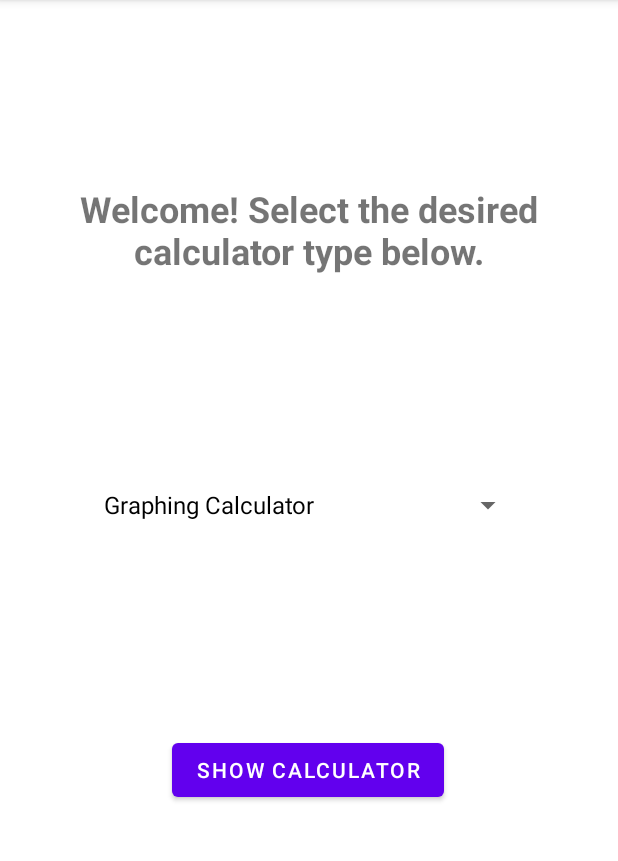
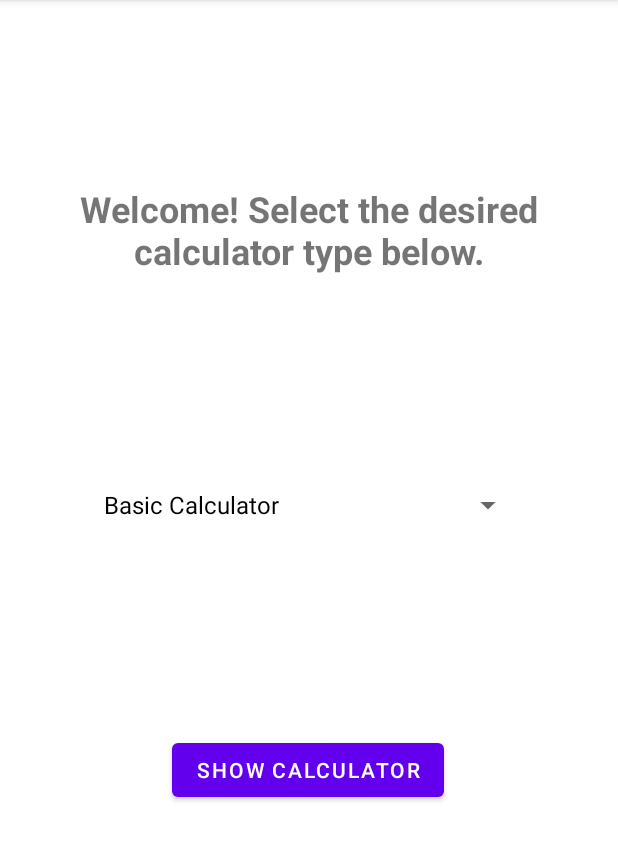
Before and after one commit to GraphiteApp/GraphiteApp, an Android app: the screen it shows after launch (MainActivity), on a phone screen of 412 x 824 dp, the part 84-945 px from its top. Run offline under Robolectric (Android 15) with nearby library versions, the phone set to English and light mode, and no system bars; our stand-ins replace navigation-ui.

Commit message:
Fix non-exam calculators

```diff
--- a/app/src/main/java/com/example/graphite/MainActivity.kt
+++ b/app/src/main/java/com/example/graphite/MainActivity.kt
@@ -63,14 +63,12 @@ class MainActivity : AppCompatActivity() {
     override fun onCreate(savedInstanceState: Bundle?) {
         super.onCreate(savedInstanceState)
 
-        // set allowed calculators to all 3
-        ExamActivity.app.setAllowedCalculators(
-            arrayListOf(
-                mapOf("name" to "Graphing Calculator", "id" to "graphing"),
-                mapOf("name" to "Scientific Calculator", "id" to "scientific"),
-                mapOf("name" to "Basic Calculator", "id" to "basic")
-            )
-        )
+        // set allowed calculators to all desmos calculators
+        app.setAllowedCalculators(arrayListOf(
+            mapOf("name" to "Basic Calculator", "url" to "https://www.desmos.com/fourfunction"),
+            mapOf("name" to "Scientific Calculator", "url" to "https://www.desmos.com/scientific"),
+            mapOf("name" to "Graphing Calculator", "url" to "https://www.desmos.com/calculator"),
+        ))
 
         binding = ActivityMainBinding.inflate(layoutInflater)
         setContentView(binding.root)
@@ -143,17 +141,6 @@ class MainActivity : AppCompatActivity() {
                                         val responseBody = response.body?.string()
                                         val json = org.json.JSONObject(responseBody)
 
-                                        // json format
-                                        // [
-                                        //      allowed_resources: [
-                                        //          {
-                                        //              "isAllowed": false,
-                                        //              "name": "Graphing Calculator",
-                                        //              "url": "https://www.desmos.com/calculator"
-                                        //          }
-                                        //      ]
-                                        // ]
-
                                         val allowedResources = json.getJSONArray("allowed_resources")
 
                                         for (i in 0 until allowedResources.length()) {
```
